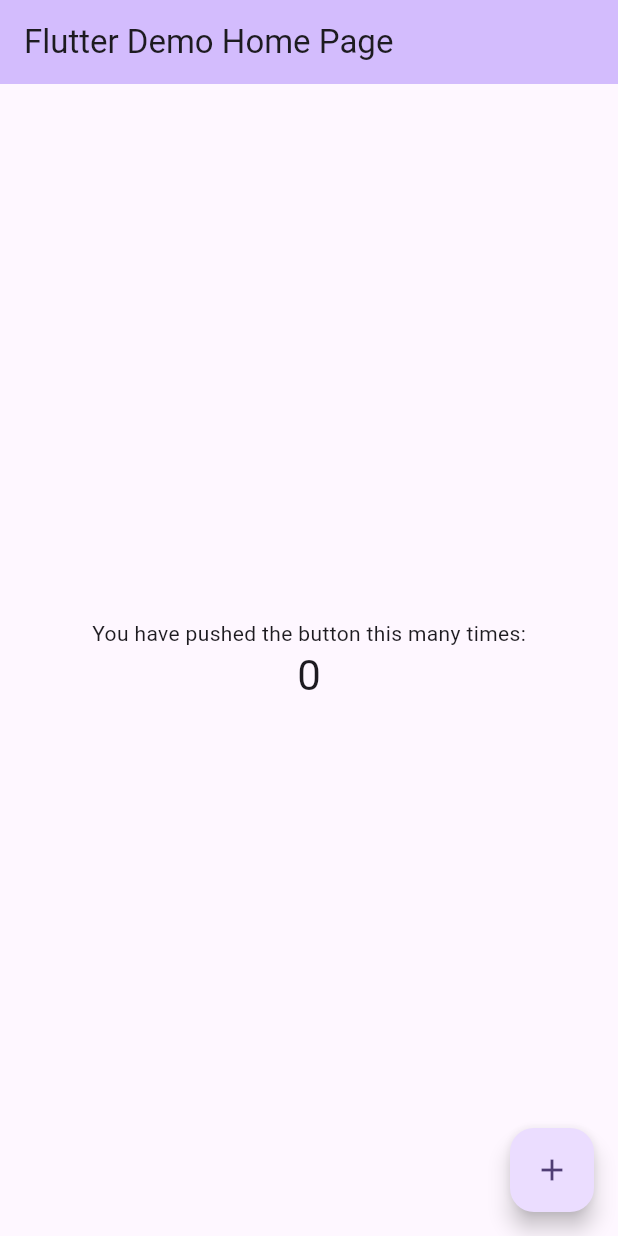
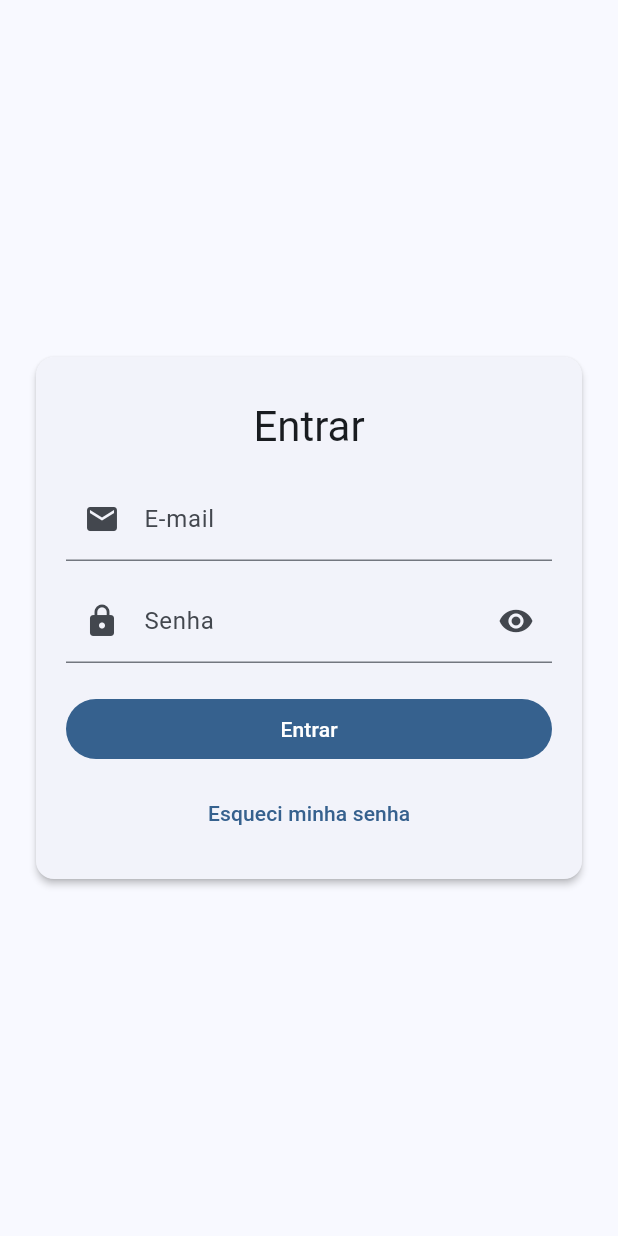
Before and after one commit to Kaio-Bobadilha/Gerador_senha_Dart, a Flutter app: the screen it shows after launch, on a phone screen of 412 x 824 dp. Run offline on Flutter 3.47's test engine with Material 3 defaults, Android fonts, the phone set to English and light mode, and no system bars.

Commit message:
protótipo 1. Não sei o que estou fazendo, paciencia 'v')b

```diff
--- a/FRONTEND/geradordesenhasfront/lib/main.dart
+++ b/FRONTEND/geradordesenhasfront/lib/main.dart
@@ -1,122 +1,171 @@
 import 'package:flutter/material.dart';
 
-void main() {
-  runApp(const MyApp());
-}
+void main() => runApp(const MyApp());
 
 class MyApp extends StatelessWidget {
   const MyApp({super.key});
-
-  // This widget is the root of your application.
   @override
   Widget build(BuildContext context) {
     return MaterialApp(
-      title: 'Flutter Demo',
-      theme: ThemeData(
-        // This is the theme of your application.
-        //
-        // TRY THIS: Try running your application with "flutter run". You'll see
-        // the application has a purple toolbar. Then, without quitting the app,
-        // try changing the seedColor in the colorScheme below to Colors.green
-        // and then invoke "hot reload" (save your changes or press the "hot
-        // reload" button in a Flutter-supported IDE, or press "r" if you used
-        // the command line to start the app).
-        //
-        // Notice that the counter didn't reset back to zero; the application
-        // state is not lost during the reload. To reset the state, use hot
-        // restart instead.
-        //
-        // This works for code too, not just values: Most code changes can be
-        // tested with just a hot reload.
-        colorScheme: ColorScheme.fromSeed(seedColor: Colors.deepPurple),
-      ),
-      home: const MyHomePage(title: 'Flutter Demo Home Page'),
+      title: 'Login Demo',
+      theme: ThemeData(useMaterial3: true, colorSchemeSeed: Colors.blue),
+      home: const LoginPage(),
     );
   }
 }
 
-class MyHomePage extends StatefulWidget {
-  const MyHomePage({super.key, required this.title});
+class LoginPage extends StatefulWidget {
+  const LoginPage({super.key});
+  @override
+  State<LoginPage> createState() => _LoginPageState();
+}
 
-  // This widget is the home page of your application. It is stateful, meaning
-  // that it has a State object (defined below) that contains fields that affect
-  // how it looks.
-
-  // This class is the configuration for the state. It holds the values (in this
-  // case the title) provided by the parent (in this case the App widget) and
-  // used by the build method of the State. Fields in a Widget subclass are
-  // always marked "final".
-
-  final String title;
+class _LoginPageState extends State<LoginPage> {
+  final _formKey = GlobalKey<FormState>();
+  final _emailCtrl = TextEditingController();
+  final _passCtrl = TextEditingController();
+  bool _obscure = true;
+  bool _loading = false;
 
   @override
-  State<MyHomePage> createState() => _MyHomePageState();
-}
+  void dispose() {
+    _emailCtrl.dispose();
+    _passCtrl.dispose();
+    super.dispose();
+  }
 
-class _MyHomePageState extends State<MyHomePage> {
-  int _counter = 0;
+  Future<void> _submit() async {
+    if (!_formKey.currentState!.validate()) return;
+    setState(() => _loading = true);
 
-  void _incrementCounter() {
-    setState(() {
-      // This call to setState tells the Flutter framework that something has
-      // changed in this State, which causes it to rerun the build method below
-      // so that the display can reflect the updated values. If we changed
-      // _counter without calling setState(), then the build method would not be
-      // called again, and so nothing would appear to happen.
-      _counter++;
-    });
+    // Simulação de chamada à API (substitua depois por seu backend)
+    await Future.delayed(const Duration(seconds: 1));
+    final ok =
+        _emailCtrl.text == 'teste@demo.com' && _passCtrl.text == '123456';
+
+    setState(() => _loading = false);
+    if (ok) {
+      if (!mounted) return;
+      Navigator.of(
+        context,
+      ).pushReplacement(MaterialPageRoute(builder: (_) => const HomePage()));
+    } else {
+      if (!mounted) return;
+      ScaffoldMessenger.of(
+        context,
+      ).showSnackBar(const SnackBar(content: Text('Credenciais inválidas')));
+    }
   }
 
   @override
   Widget build(BuildContext context) {
-    // This method is rerun every time setState is called, for instance as done
-    // by the _incrementCounter method above.
-    //
-    // The Flutter framework has been optimized to make rerunning build methods
-    // fast, so that you can just rebuild anything that needs updating rather
-    // than having to individually change instances of widgets.
     return Scaffold(
-      appBar: AppBar(
-        // TRY THIS: Try changing the color here to a specific color (to
-        // Colors.amber, perhaps?) and trigger a hot reload to see the AppBar
-        // change color while the other colors stay the same.
-        backgroundColor: Theme.of(context).colorScheme.inversePrimary,
-        // Here we take the value from the MyHomePage object that was created by
-        // the App.build method, and use it to set our appbar title.
-        title: Text(widget.title),
+      body: Center(
+        child: ConstrainedBox(
+          constraints: const BoxConstraints(maxWidth: 420),
+          child: Card(
+            margin: const EdgeInsets.all(24),
+            elevation: 2,
+            child: Padding(
+              padding: const EdgeInsets.all(20),
+              child: Form(
+                key: _formKey,
+                child: Column(
+                  mainAxisSize: MainAxisSize.min,
+                  children: [
+                    const SizedBox(height: 8),
+                    Text(
+                      'Entrar',
+                      style: Theme.of(context).textTheme.headlineMedium,
+                    ),
+                    const SizedBox(height: 16),
+                    TextFormField(
+                      controller: _emailCtrl,
+                      keyboardType: TextInputType.emailAddress,
+                      decoration: const InputDecoration(
+                        labelText: 'E-mail',
+                        prefixIcon: Icon(Icons.mail),
+                      ),
+                      validator: (v) {
+                        if (v == null || v.trim().isEmpty)
+                          return 'Informe o e-mail';
+                        final hasAt = v.contains('@');
+                        return hasAt ? null : 'E-mail inválido';
+                      },
+                    ),
+                    const SizedBox(height: 12),
+                    TextFormField(
+                      controller: _passCtrl,
+                      obscureText: _obscure,
+                      decoration: InputDecoration(
+                        labelText: 'Senha',
+                        prefixIcon: const Icon(Icons.lock),
+                        suffixIcon: IconButton(
+                          onPressed: () => setState(() => _obscure = !_obscure),
+                          icon: Icon(
+                            _obscure ? Icons.visibility : Icons.visibility_off,
+                          ),
+                        ),
+                      ),
+                      validator: (v) {
+                        if (v == null || v.isEmpty) return 'Informe a senha';
+                        if (v.length < 6) return 'Mínimo 6 caracteres';
+                        return null;
+                      },
+                    ),
+                    const SizedBox(height: 20),
+                    SizedBox(
+                      width: double.infinity,
+                      child: FilledButton(
+                        onPressed: _loading ? null : _submit,
+                        child: _loading
+                            ? const SizedBox(
+                                width: 18,
+                                height: 18,
+                                child: CircularProgressIndicator(
+                                  strokeWidth: 2,
+                                ),
+                              )
+                            : const Text('Entrar'),
+                      ),
+                    ),
+                    const SizedBox(height: 8),
+                    TextButton(
+                      onPressed: () {},
+                      child: const Text('Esqueci minha senha'),
+                    ),
+                  ],
+                ),
+              ),
+            ),
+          ),
+        ),
       ),
+    );
+  }
+}
+
+class HomePage extends StatelessWidget {
+  const HomePage({super.key});
+  @override
+  Widget build(BuildContext context) {
+    return Scaffold(
+      appBar: AppBar(title: const Text('Home')),
       body: Center(
-        // Center is a layout widget. It takes a single child and positions it
-        // in the middle of the parent.
         child: Column(
-          // Column is also a layout widget. It takes a list of children and
-          // arranges them vertically. By default, it sizes itself to fit its
-          // children horizontally, and tries to be as tall as its parent.
-          //
-          // Column has various properties to control how it sizes itself and
-          // how it positions its children. Here we use mainAxisAlignment to
-          // center the children vertically; the main axis here is the vertical
-          // axis because Columns are vertical (the cross axis would be
-          // horizontal).
-          //
-          // TRY THIS: Invoke "debug painting" (choose the "Toggle Debug Paint"
-          // action in the IDE, or press "p" in the console), to see the
-          // wireframe for each widget.
-          mainAxisAlignment: MainAxisAlignment.center,
-          children: <Widget>[
-            const Text('You have pushed the button this many times:'),
-            Text(
-              '$_counter',
-              style: Theme.of(context).textTheme.headlineMedium,
+          mainAxisSize: MainAxisSize.min,
+          children: [
+            const Text('Login OK!'),
+            const SizedBox(height: 12),
+            FilledButton(
+              onPressed: () => Navigator.of(context).pushReplacement(
+                MaterialPageRoute(builder: (_) => const LoginPage()),
+              ),
+              child: const Text('Sair'),
             ),
           ],
         ),
       ),
-      floatingActionButton: FloatingActionButton(
-        onPressed: _incrementCounter,
-        tooltip: 'Increment',
-        child: const Icon(Icons.add),
-      ), // This trailing comma makes auto-formatting nicer for build methods.
     );
   }
 }
```
